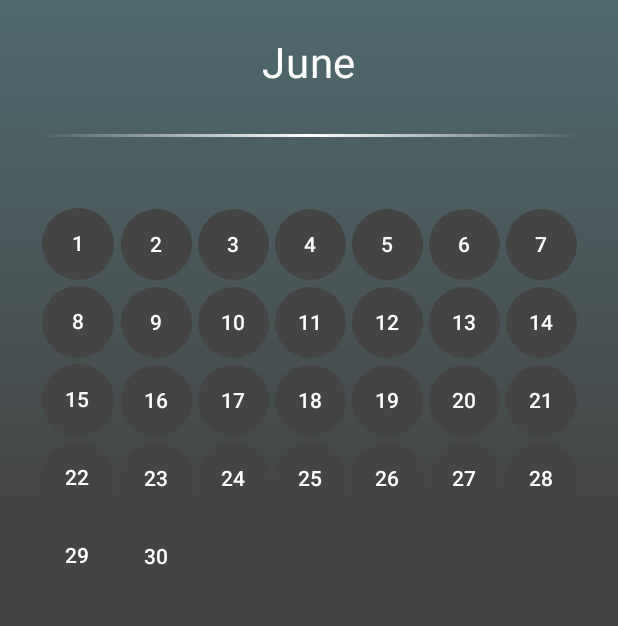
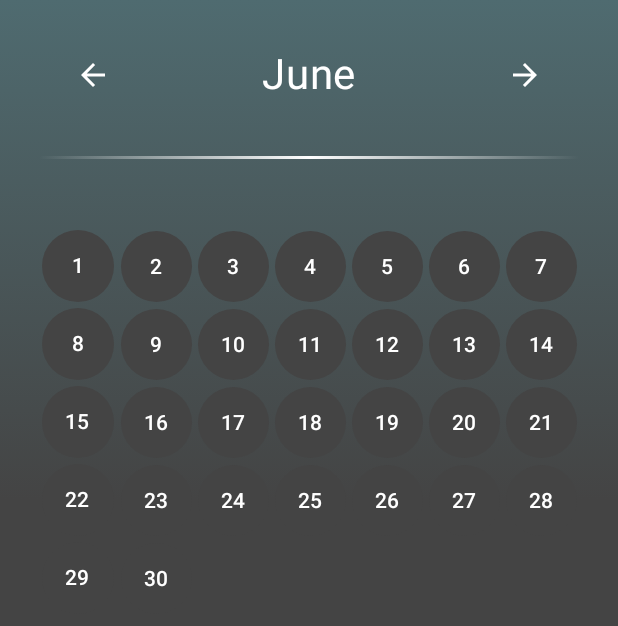
Before and after one commit to umilton-git/CalendarApp, an Android app built with Jetpack Compose: the screen it shows after launch (MainActivity), on a phone screen of 412 x 824 dp. Shown: the top 626 px of the screen. Run offline under Robolectric (Android 15) with nearby library versions, the phone set to English and light mode, and no system bars.

Commit message:
Added arrows to switch between months

```diff
--- a/app/src/main/java/com/example/calendarapp/CalendarData.kt
+++ b/app/src/main/java/com/example/calendarapp/CalendarData.kt
@@ -18,12 +18,20 @@ class CalendarData {
     fun generateCalendarCells(month: YearMonth): List<LocalDate?> {
         val days = mutableListOf<LocalDate?>()
         val firstDay = month.atDay(1)
-        val firstWeekday = firstDay.dayOfWeek.value % 7 // Sunday = 0
+        val offset = when (firstDay.dayOfWeek) {
+            DayOfWeek.SUNDAY -> 0
+            DayOfWeek.MONDAY -> 1
+            DayOfWeek.TUESDAY -> 2
+            DayOfWeek.WEDNESDAY -> 3
+            DayOfWeek.THURSDAY -> 4
+            DayOfWeek.FRIDAY -> 5
+            DayOfWeek.SATURDAY -> 6
+        }
 
-        // Add blanks before the first day
-        repeat(firstWeekday) { days.add(null) }
+        // Insert nulls to pad the first week
+        repeat(offset) { days.add(null) }
 
-        // Add real days
+        // Add actual days
         val totalDays = month.lengthOfMonth()
         for (i in 1..totalDays) {
             days.add(month.atDay(i))
@@ -31,4 +39,5 @@ class CalendarData {
 
         return days
     }
+
 }
--- a/app/src/main/java/com/example/calendarapp/MainActivity.kt
+++ b/app/src/main/java/com/example/calendarapp/MainActivity.kt
@@ -25,6 +25,12 @@ import com.example.calendarapp.ui.theme.CalendarAppTheme
 import java.time.LocalDate
 import java.time.YearMonth
 import androidx.compose.material3.TextButton
+import androidx.compose.runtime.setValue
+import androidx.compose.material.icons.Icons
+import androidx.compose.material.icons.filled.ArrowBack
+import androidx.compose.material.icons.filled.ArrowForward
+import androidx.compose.material3.Icon
+
 
 
 class MainActivity : ComponentActivity() {
@@ -43,13 +49,13 @@ class MainActivity : ComponentActivity() {
 fun MainScreen() {
     val calendarData = remember { CalendarData() }
 
-    val currentDate by remember { mutableStateOf(LocalDate.now()) }
-    val currentMonth = YearMonth.from(currentDate)
+    var selectedMonth by remember { mutableStateOf(YearMonth.now()) }
 
-    val monthName = currentMonth.month.name.lowercase()
+    val monthName = selectedMonth.month.name.lowercase()
         .replaceFirstChar { it.uppercase() }
 
-    val calendarCells = remember { calendarData.generateCalendarCells(currentMonth) }
+    val calendarCells = calendarData.generateCalendarCells(selectedMonth)
+
 
     // 🔲 Main container for background and layout
     Column(
@@ -68,9 +74,29 @@ fun MainScreen() {
             .padding(26.dp) // Padding around the whole screen content
     ) {
         // 🟦 MONTH TITLE BAR
+        Row(
+            modifier = Modifier
+                .fillMaxWidth(),
+            verticalAlignment = Alignment.CenterVertically,
+            horizontalArrangement = Arrangement.SpaceBetween
+        ) {
+            // ← Prev Month Button
+            TextButton(
+                onClick = { selectedMonth = selectedMonth.minusMonths(1) },
+                modifier = Modifier.weight(1f),
+                colors = ButtonDefaults.buttonColors(
+                    containerColor = Color.Transparent,
+                    contentColor = Color.White
+                )
+            ) {
+                Icon(imageVector = Icons.Default.ArrowBack, contentDescription = "Previous")
+            }
+
+            // 📅 Month Name in Center
             Box(
-            contentAlignment = Alignment.Center,
-            modifier = Modifier.fillMaxWidth()
+                modifier = Modifier
+                    .weight(3f),
+                contentAlignment = Alignment.Center
             ) {
                 Text(
                     text = monthName,
@@ -78,6 +104,20 @@ fun MainScreen() {
                     fontSize = 28.sp
                 )
             }
+
+            // → Next Month Button
+            TextButton(
+                onClick = { selectedMonth = selectedMonth.plusMonths(1) },
+                modifier = Modifier.weight(1f),
+                colors = ButtonDefaults.buttonColors(
+                    containerColor = Color.Transparent,
+                    contentColor = Color.White
+                )
+            ) {
+                Icon(imageVector = Icons.Default.ArrowForward, contentDescription = "Next")
+            }
+        }
+
 
         // ⬜ Space between month title and calendar grid
         Spacer(modifier = Modifier.height(30.dp))
```
Lines whose indentation alone changed are shown as unchanged.
